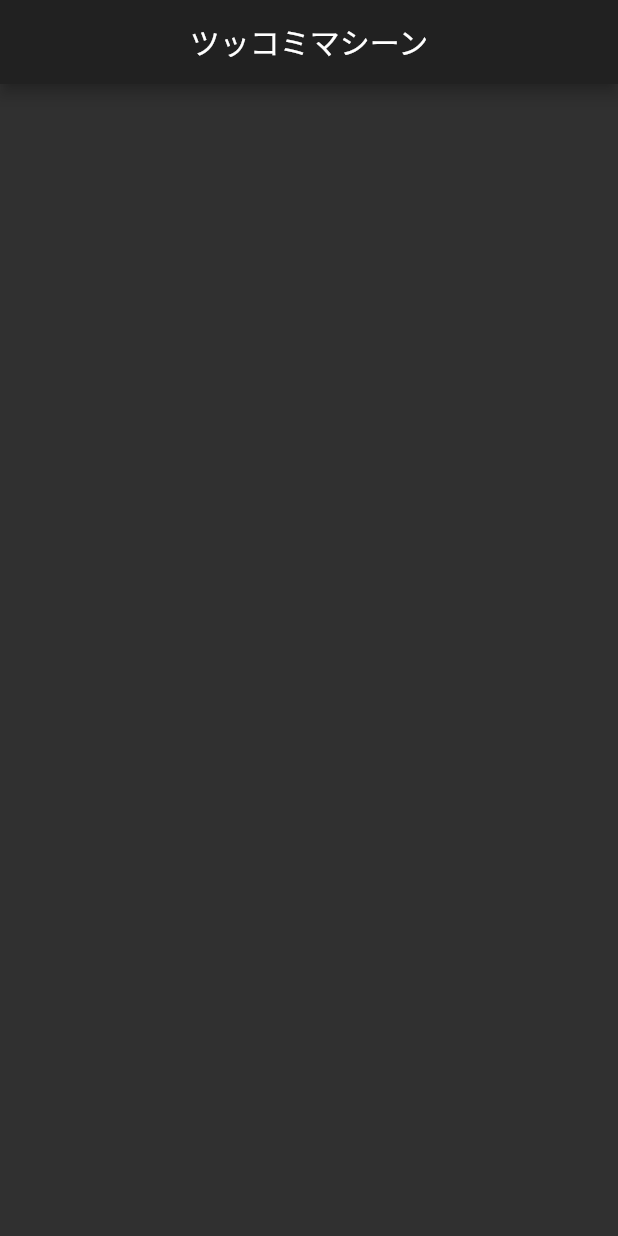
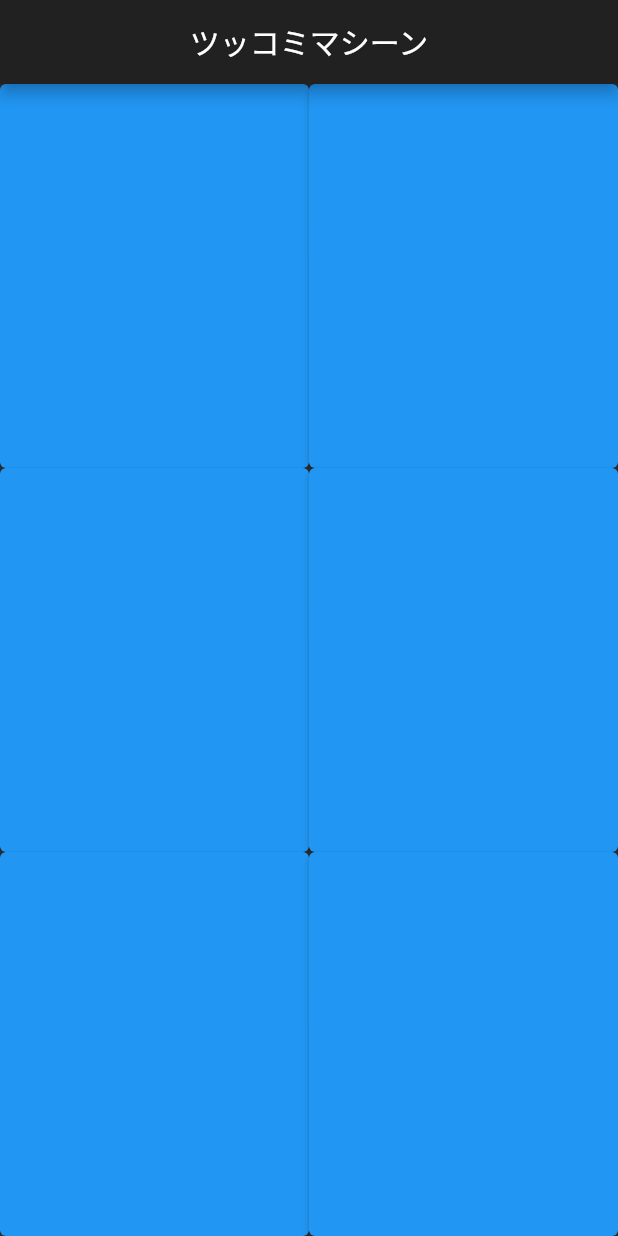
Before and after one commit to WatanabeKazue/flutter_app, a Flutter app: the screen it shows after launch, on a phone screen of 412 x 824 dp. Run offline on Flutter 3.47's test engine with Material 2 defaults, Android fonts, the phone set to English and light mode, and no system bars.

Commit message:
エラー修正 body: 直下のExpandedをremove Stataクラスの綴り間違いを修正

```diff
--- a/lib/screns/home_screen.dart
+++ b/lib/screns/home_screen.dart
@@ -2,10 +2,10 @@ import 'package:flutter/material.dart';
 
 class HomeScreen extends StatefulWidget {
   @override
-  _HomeScrState createState() => _HomeScrState();
+  _HomeScreenState createState() => _HomeScreenState();
 }
 
-class _HomeScrState extends State<HomeScreen> {
+class _HomeScreenState extends State<HomeScreen> {
   @override
   Widget build(BuildContext context) {
     return Scaffold(
@@ -13,27 +13,25 @@ class _HomeScrState extends State<HomeScreen> {
         title: Text("ツッコミマシーン"),
         centerTitle: true,
       ),
-      body: Expanded(
-        flex: 1,
-        child: Column(
+      body: Column(
         children: <Widget>[
           Expanded(
             flex: 1,
             child: Row(
               crossAxisAlignment: CrossAxisAlignment.stretch,
               children: <Widget>[
-                  Expanded(flex: 1,child: _soundButton()), //TODO ボタン
-                  Expanded(flex: 1,child: _soundButton()), //TODO ボタン
+                Expanded(flex: 1, child: _soundButton()), //TODO ボタン
+                Expanded(flex: 1, child: _soundButton()), //TODO ボタン
               ],
             ),
           ),
           Expanded(
-              flex:1,
+            flex: 1,
             child: Row(
               crossAxisAlignment: CrossAxisAlignment.stretch,
               children: <Widget>[
-                  Expanded(flex: 1,child: _soundButton()), //TODO ボタン
-                  Expanded(flex: 1,child: _soundButton()), //TODO ボタン
+                Expanded(flex: 1, child: _soundButton()), //TODO ボタン
+                Expanded(flex: 1, child: _soundButton()), //TODO ボタン
               ],
             ),
           ),
@@ -42,24 +40,20 @@ class _HomeScrState extends State<HomeScreen> {
             child: Row(
               crossAxisAlignment: CrossAxisAlignment.stretch,
               children: [
-                  Expanded(flex: 1,child: _soundButton()), //TODO ボタン
-                  Expanded(flex: 1,child: _soundButton()), //TODO ボタン
+                Expanded(flex: 1, child: _soundButton()), //TODO ボタン
+                Expanded(flex: 1, child: _soundButton()), //TODO ボタン
               ],
             ),
           ),
-
         ],
-        ),
       ),
     );
   }
 
   Widget _soundButton() {
     return Container(
-        chlid: RaisedButton(
-        ),
+      child: ElevatedButton(
+          child: Text(""), onPressed: () => print("sound_button is pushed")),
     );
   }
-
-
 }
```
Lines whose indentation alone changed are shown as unchanged.
